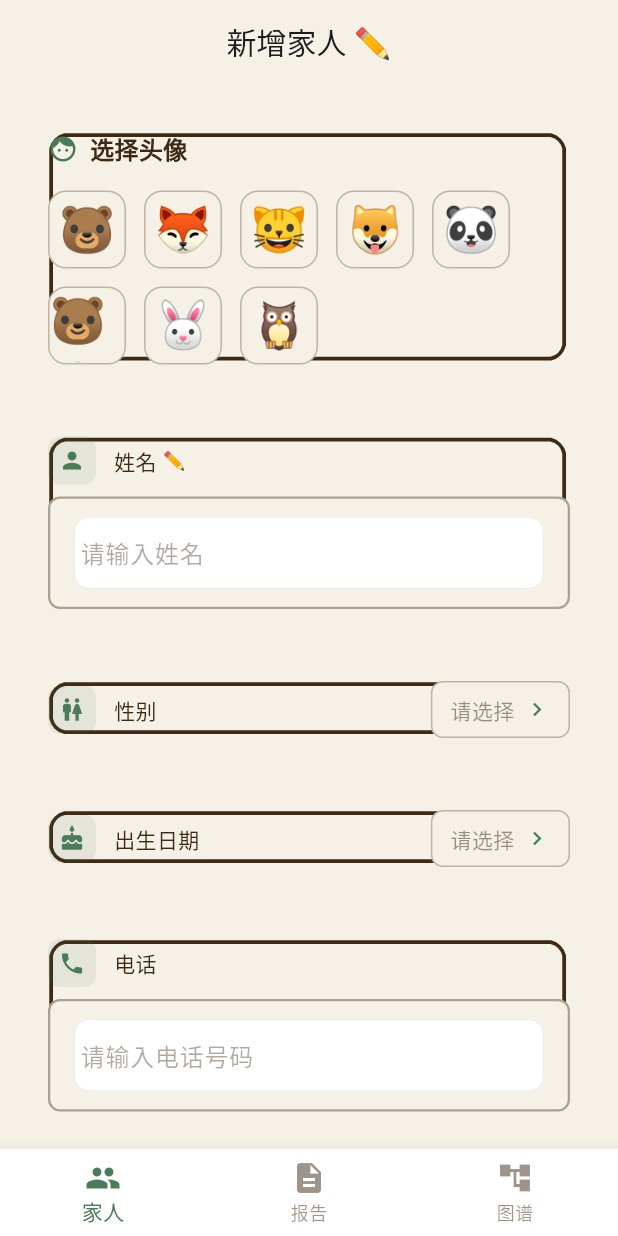
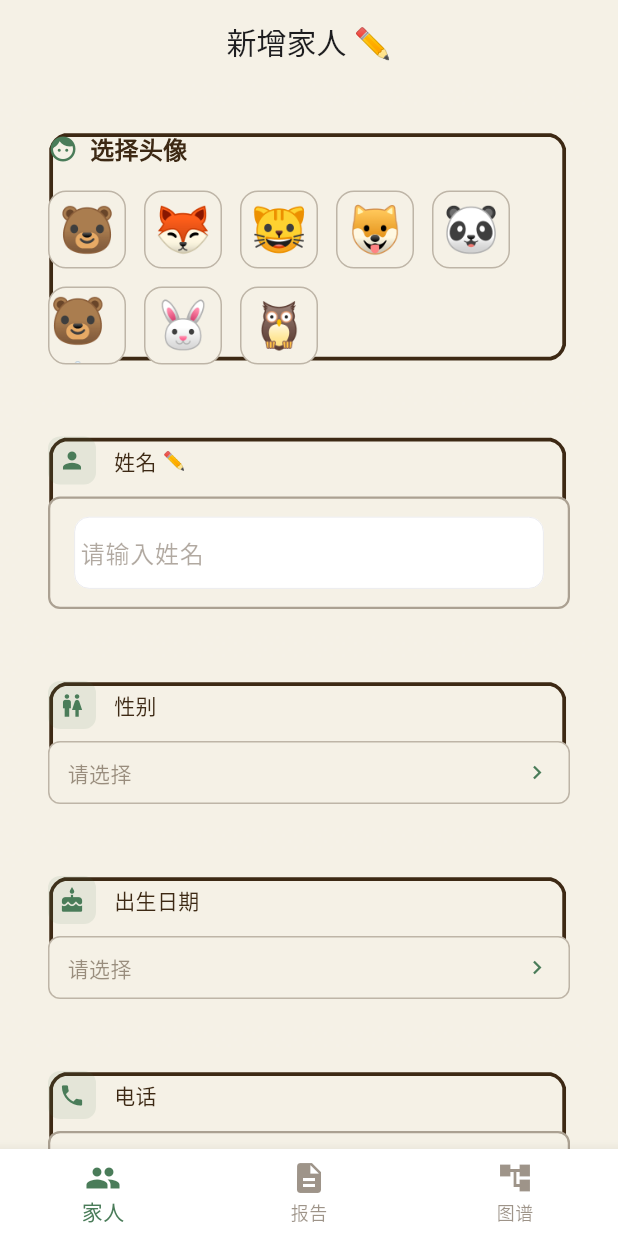
Before and after one commit to wednesdaygogo/myapp, a Flutter app: the PersonFormPage screen opened by its route, on a phone screen of 412 x 824 dp. Run offline on Flutter 3.47's test engine with Material 3 defaults, Android fonts, the phone set to English and light mode, and no system bars; our stand-ins replace file_picker, fl_chart, flutter_riverpod, go_router, hive, hive_flutter; missing offline and left inert: pdfrx; accounts and stored records are empty.

Commit message:
fix: resolve row overflow in selection card by using column layout

```diff
--- a/lib/features/person/ui/pages/person_form_page.dart
+++ b/lib/features/person/ui/pages/person_form_page.dart
@@ -299,7 +299,10 @@ class _PersonFormPageState extends ConsumerState<PersonFormPage> {
   }) {
     return CrayonCard(
       onTap: onTap,
-      child: Row(
+      child: Column(
+        crossAxisAlignment: CrossAxisAlignment.start,
+        children: [
+          Row(
             children: [
               Container(
                 width: 32,
@@ -311,30 +314,36 @@ class _PersonFormPageState extends ConsumerState<PersonFormPage> {
                 child: Icon(icon, size: 18, color: CrayonTheme.forestGreen),
               ),
               const SizedBox(width: 12),
-          Text(label, style: const TextStyle(
+              Expanded(
+                child: Text(label, style: const TextStyle(
                   color: CrayonTheme.darkBrown,
                   fontWeight: FontWeight.w500,
                   fontSize: 14,
                 )),
-          const Spacer(),
+              ),
+            ],
+          ),
+          const SizedBox(height: CrayonTheme.spacingSm),
           Container(
-            padding: const EdgeInsets.symmetric(horizontal: 12, vertical: 8),
+            width: double.infinity,
+            padding: const EdgeInsets.symmetric(horizontal: 12, vertical: 10),
             decoration: BoxDecoration(
               color: CrayonTheme.creamWhite,
               borderRadius: BorderRadius.circular(CrayonTheme.radiusSm),
               border: Border.all(color: CrayonTheme.darkBrown.withValues(alpha: 0.3)),
             ),
             child: Row(
-              mainAxisSize: MainAxisSize.min,
+              mainAxisAlignment: MainAxisAlignment.spaceBetween,
               children: [
-                Text(
+                Expanded(
+                  child: Text(
                     value ?? placeholder,
                     style: TextStyle(
                       color: value != null ? CrayonTheme.darkBrown : CrayonTheme.darkBrown.withValues(alpha: 0.5),
                       fontSize: 14,
                     ),
                   ),
-                const SizedBox(width: 6),
+                ),
                 const Icon(Icons.chevron_right, size: 18, color: CrayonTheme.forestGreen),
               ],
             ),
```
Lines whose indentation alone changed are shown as unchanged.
